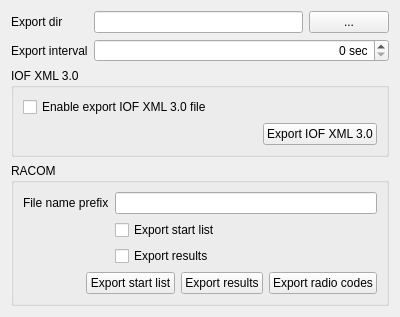
The window that quickevent/app/plugins/Event/src/services/emmaclientwidget.ui (Quick-Event/quickbox) describes before a commit, drawn with Qt 5.
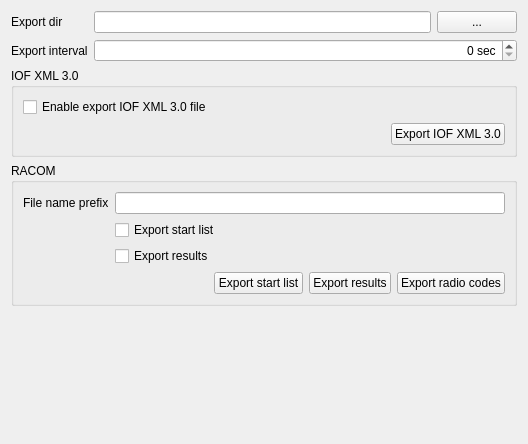
The same window after the commit.

The edit to the form file:
```diff
--- a/quickevent/app/plugins/Event/src/services/emmaclientwidget.ui
+++ b/quickevent/app/plugins/Event/src/services/emmaclientwidget.ui
@@ -6,8 +6,8 @@
    <rect>
     <x>0</x>
     <y>0</y>
-    <width>400</width>
-    <height>306</height>
+    <width>528</width>
+    <height>444</height>
    </rect>
   </property>
   <property name="windowTitle">
```
Left out of the diff: 4 changed lines with no effect on the pictures.
